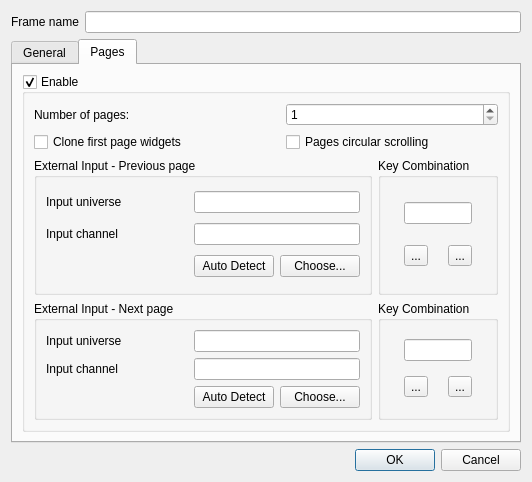
Qt form ui/src/virtualconsole/vcframeproperties.ui (mcallegari/qlcplus) before a commit.
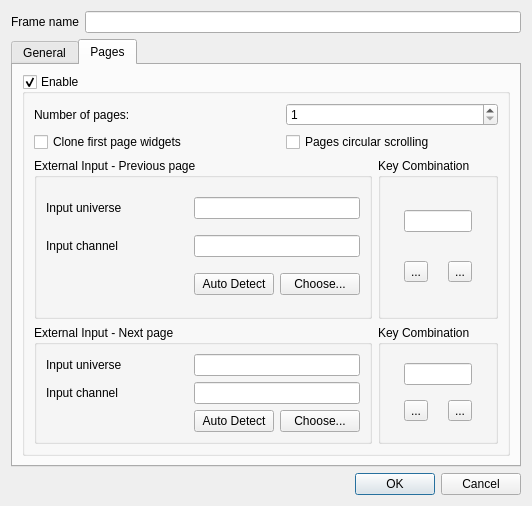
The same form after that commit. The open tabs and pages were chosen to show the change. Icons and pictures are not drawn.

Commit message: Virtual Console: Frame: Increased the maximum number of pages to 100

Diff of the .ui file:
```diff
--- a/ui/src/virtualconsole/vcframeproperties.ui
+++ b/ui/src/virtualconsole/vcframeproperties.ui
@@ -7,7 +7,7 @@
     <x>0</x>
     <y>0</y>
     <width>532</width>
-    <height>482</height>
+    <height>506</height>
    </rect>
   </property>
   <property name="windowTitle">
```
Left out of the diff: 2 changed lines with no effect on the pictures. The commit also changes 1 other file.
